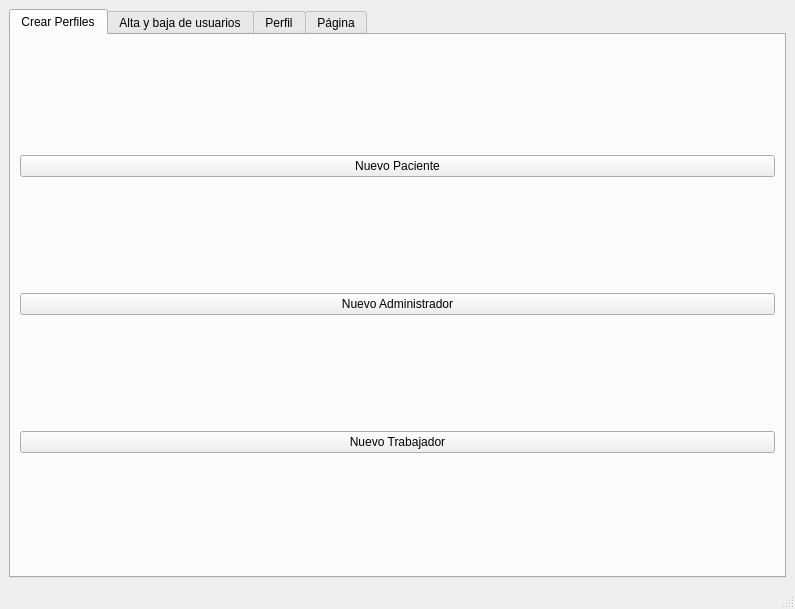
Qt form src/vista/ui/admin/DashboardAdmin.ui (mbatla00/cediza_IS) before a commit.
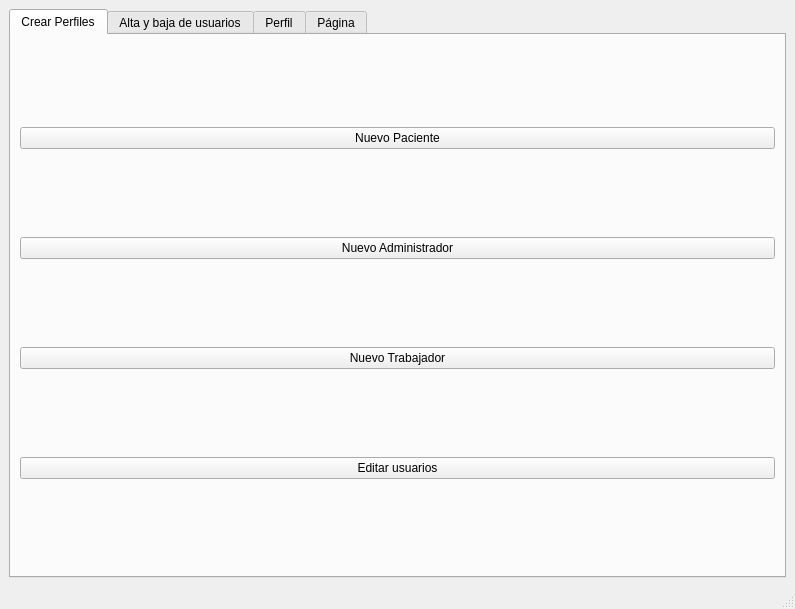
The same form after that commit. The open tabs and pages were chosen to show the change.

Commit message: nuevas interfaces y ventanas correspodiendes en admin y trabajador

```diff
--- a/src/vista/ui/admin/DashboardAdmin.ui
+++ b/src/vista/ui/admin/DashboardAdmin.ui
@@ -35,7 +35,7 @@
        <attribute name="title">
         <string>Crear Perfiles</string>
        </attribute>
-       <layout class="QGridLayout" name="gridLayout_2" rowstretch="0,0,0" columnstretch="0" columnminimumwidth="0">
+       <layout class="QGridLayout" name="gridLayout_2" rowstretch="0,0,0,0" columnstretch="0" columnminimumwidth="0">
         <property name="topMargin">
          <number>8</number>
         </property>
@@ -66,6 +66,13 @@
           </property>
          </widget>
         </item>
+        <item row="3" column="0">
+         <widget class="QPushButton" name="pushButton_2">
+          <property name="text">
+           <string>Editar usuarios</string>
+          </property>
+         </widget>
+        </item>
        </layout>
       </widget>
       <widget class="QWidget" name="tab_2">
```
Left out of the diff: 2 changed lines with no effect on the pictures. The commit also changes 6 other files.
